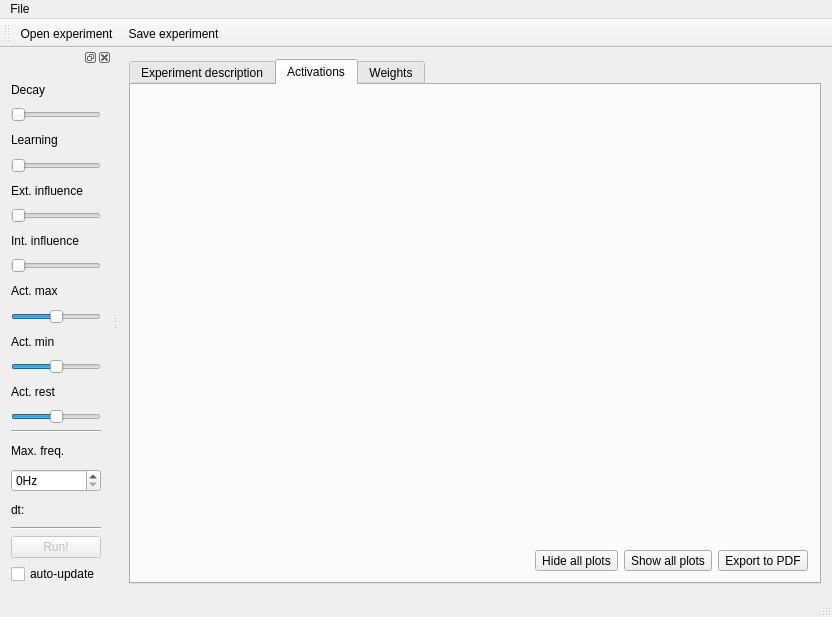
Above: src-MemoryExplorer/mainwindow.ui from severin-lemaignan/associative-memory before the change. Below: the same form after it.
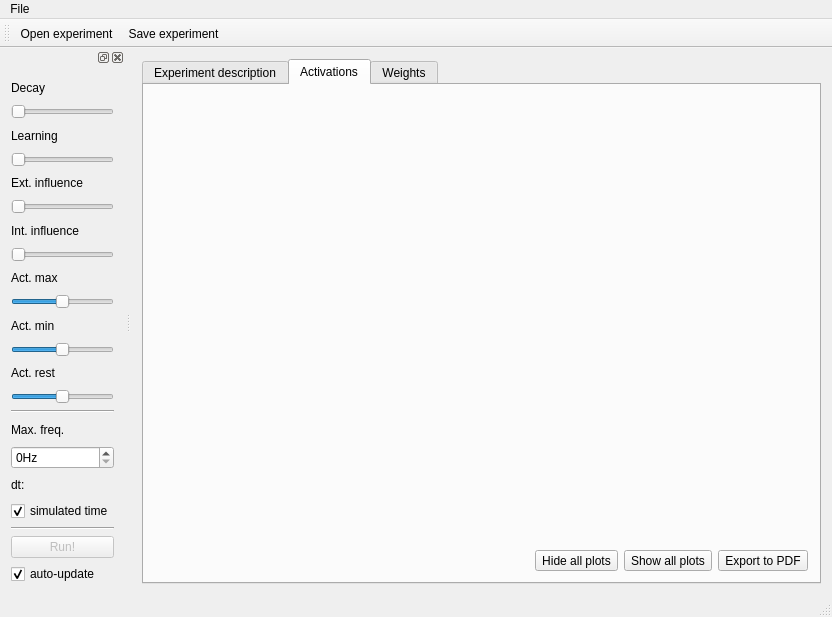
That is the form after the change. Icons and pictures are not drawn. Custom widgets are drawn as their Qt base class.

Commit message:
[gui] Added option (on by default) to use simulated time instead of physical time
This leads to much faster experiments run -> auto-update now enabled by default

```diff
--- a/src-MemoryExplorer/mainwindow.ui
+++ b/src-MemoryExplorer/mainwindow.ui
@@ -464,6 +464,16 @@
          </property>
         </widget>
        </item>
+       <item>
+        <widget class="QCheckBox" name="simulated_time_checkbox">
+         <property name="text">
+          <string>simulated time</string>
+         </property>
+         <property name="checked">
+          <bool>true</bool>
+         </property>
+        </widget>
+       </item>
        <item>
         <widget class="Line" name="line_2">
          <property name="orientation">
@@ -489,6 +499,9 @@
          <property name="text">
           <string>auto-update</string>
          </property>
+         <property name="checked">
+          <bool>true</bool>
+         </property>
         </widget>
        </item>
       </layout>
```
The commit also changes 2 other files.
